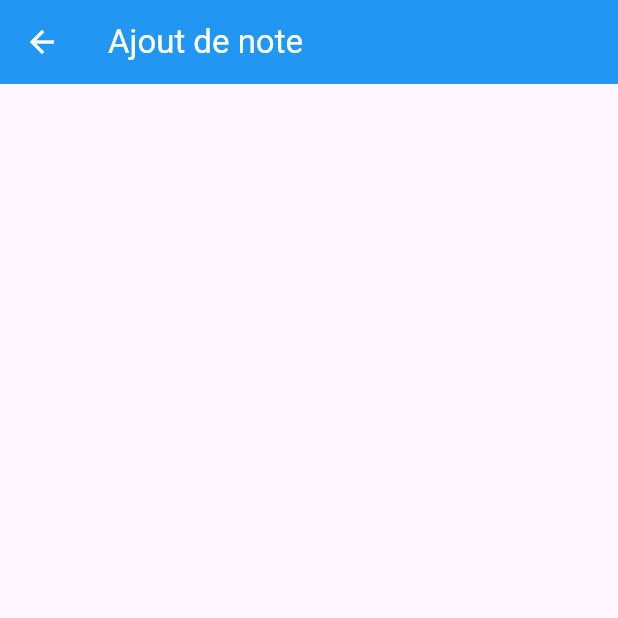
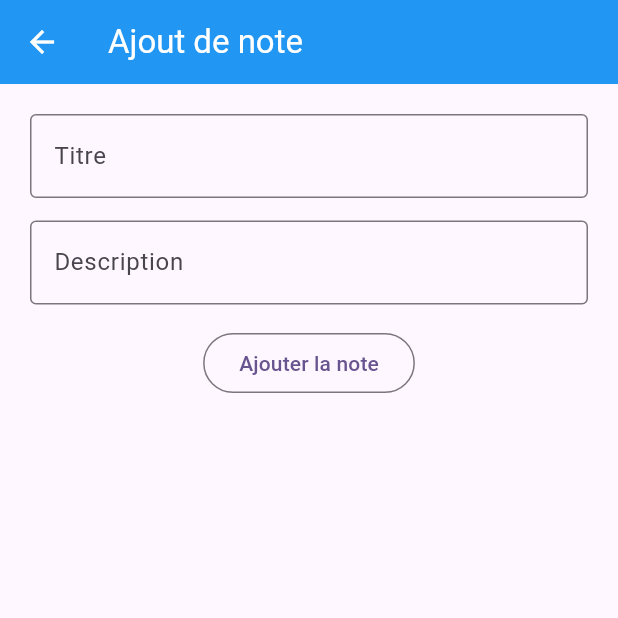
Before and after one commit to Jolyeh/sqlite, a Flutter app: the AddPage screen opened directly, on a phone screen of 412 x 824 dp, the top half of it. Run offline on Flutter 3.47's test engine with Material 3 defaults, Android fonts, the phone set to English and light mode, and no system bars; our stand-ins replace sqflite; accounts and stored records are empty.

```diff
--- a/lib/pages/addPage.dart
+++ b/lib/pages/addPage.dart
@@ -1,8 +1,17 @@
 import 'package:flutter/material.dart';
 import '../services/database_helper.dart';
 
-class AddPage extends StatelessWidget {
+class AddPage extends StatefulWidget {
   const AddPage({super.key});
+
+  @override
+  State<AddPage> createState() => _AddPageState();
+}
+
+class _AddPageState extends State<AddPage> {
+  final _formKey = GlobalKey<FormState>();
+  final myTitle = TextEditingController();
+  final mydescription = TextEditingController();
 
   @override
   Widget build(BuildContext context) {
@@ -12,6 +21,57 @@ class AddPage extends StatelessWidget {
         backgroundColor: Colors.blue,
         foregroundColor: Colors.white,
       ),
+      body: ListView(
+        padding: EdgeInsets.all(20),
+        children: [
+          Form(
+              key: _formKey,
+              child: Column(
+                children: [
+                  TextFormField(
+                    controller: myTitle,
+                    decoration: InputDecoration(
+                      border: OutlineInputBorder(),
+                      hintText: 'Titre',
+                    ),
+                    validator: (value) {
+                      if (value == null || value.isEmpty) {
+                        return 'Remplissez ce champs ';
+                      }
+                      return null;
+                    },
+                  ),
+                  SizedBox(
+                    height: 15,
+                  ),
+                  TextFormField(
+                    controller: myTitle,
+                    decoration: InputDecoration(
+                      border: OutlineInputBorder(),
+                      hintText: 'Description',
+                    ),
+                    validator: (value) {
+                      if (value == null || value.isEmpty) {
+                        return 'Remplissez ce champs ';
+                      }
+                      return null;
+                    },
+                  ),
+                  SizedBox(
+                    height: 15,
+                  ),
+                  OutlinedButton(
+                      onPressed: () {
+                        if(_formKey.currentState!.validate()){
+
+                        }
+                      },
+                      child: Text("Ajouter la note")
+                  )
+                ],
+              ))
+        ],
+      ),
     );
   }
 }
```
